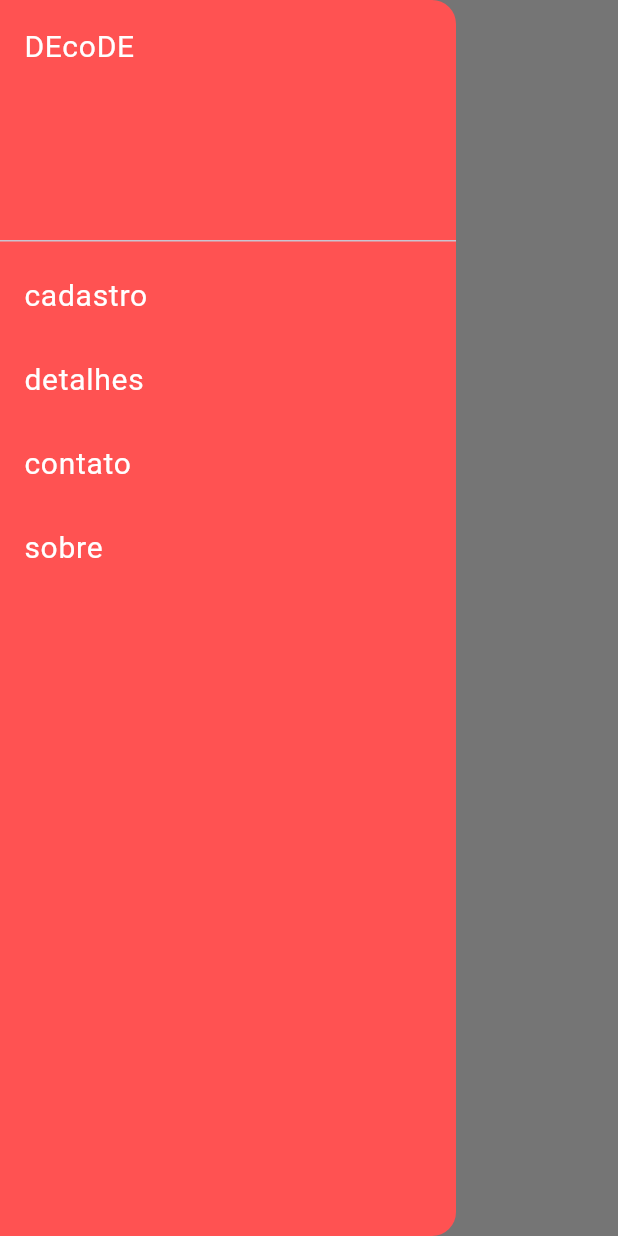
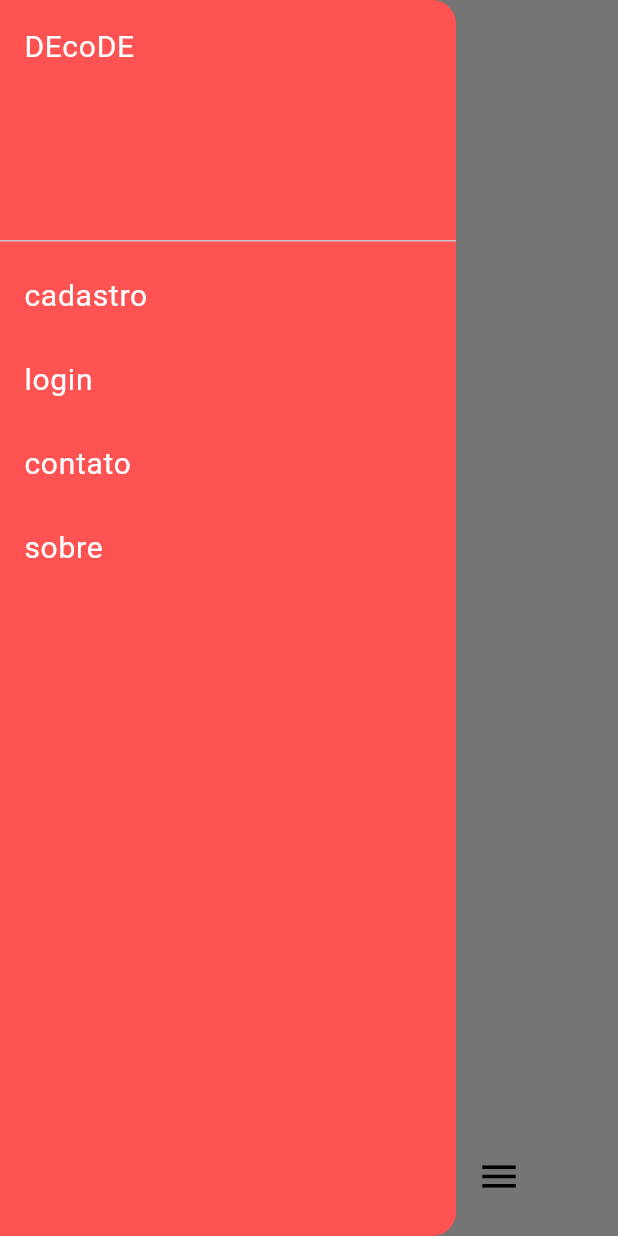
Before and after one commit to ViBurnier/Books_Vanilla_FrontEnd, a Flutter app: the screen it shows after launch, with the side drawer open, on a phone screen of 412 x 824 dp. Run offline on Flutter 3.47's test engine with Material 3 defaults, Android fonts, the phone set to English and light mode, and no system bars; missing offline and left inert: footer; network calls fail.

Commit message:
body parte 1 feita

```diff
--- a/lib/main.dart
+++ b/lib/main.dart
@@ -1,9 +1,9 @@
 import 'dart:convert';
 
 import 'package:flutter/material.dart';
+import 'package:teste/utils/my_drawer.dart';
 import 'utils/my_appBar.dart';
-import 'utils/my_drawer.dart';
-
+import 'utils/my_footer.dart';
 import 'package:http/http.dart' as http;
 
 Future<List<dynamic>> fetchBookList(String apiUrl) async {
@@ -90,8 +90,6 @@ class MyApp extends StatelessWidget {
   }
 }
 
-
-
   final String apiUrl = "http://192.168.1.3:8080/api/book/list";
   final List<String> properties = ['title', 'price', 'genre','coverImageUrl','author'];
 
@@ -103,12 +101,139 @@ class Home extends StatelessWidget {
   @override
   Widget build(BuildContext context) {
     return Scaffold(
-      appBar: MyAppBar(titulo: "DecoDe",),
+      appBar: MyAppBar(titulo: "Books Vanilla",),
+
+      body: FutureBuilder<List<Map<String, String>>>(
+
+        future: fetchAndReturnBookList(apiUrl, properties),
+
+        builder: (context, snapshot) {
+          if (snapshot.connectionState == ConnectionState.waiting) {
+            // While the future is loading, you can show a loading indicator.
+            return Center(child: CircularProgressIndicator());
+          } else if (snapshot.hasError) {
+            // Display error message if something went wrong.
+            return Center(child: Text('Error: ${snapshot.error}'));
+          } else if (!snapshot.hasData || snapshot.data!.isEmpty) {
+            // No data case.
+            return Center(child: Text('No books found.'));
+          } else {
+            // We have our list of books. Now build the grid.
+            final books = snapshot.data!;
+            return Padding(
+              padding: const EdgeInsets.symmetric(horizontal: 16.0),
+              child: GridView.builder(
+                itemCount: books.length,
+                shrinkWrap: true,
+                physics: NeverScrollableScrollPhysics(),
+                gridDelegate: SliverGridDelegateWithFixedCrossAxisCount(
+                  crossAxisCount: 2,  // number of columns
+                  crossAxisSpacing: 10,
+                  mainAxisSpacing: 10,
+                  childAspectRatio: 0.7,
+                ),
+                itemBuilder: (context, index) {
+                  var book = books[index];
+                  return BookCard(
+                    // Adjust property keys to your API response keys.
+                    title: book['title'] ?? 'No Title',
+                    author: book['author'] ?? 'No Author',
+                    imageUrl: book['coverImageUrl'] ?? 'https://encrypted-tbn0.gstatic.com/images?q=tbn:ANd9GcQPhjUyQ760_j4k4sEKfv_7ALMg84oQUpR3eg&',
+                    synopsis: book['price'] ?? 'No Synopsis',
+                  );
+                },
+              ),
+            );
+          }
+        },
+      ),
+
+      backgroundColor: Colors.white,
+      bottomNavigationBar: MyFooter(),
       drawer: MyDrawer(),
 
-      body: const Text("MAIN BODY",),
-
-      backgroundColor: Colors.white,
     );
   }
 }
+
+
+class BurguerMenu extends StatelessWidget {
+  const BurguerMenu({super.key});
+
+  @override
+  Widget build(BuildContext context) {
+    return DrawerButton();
+  }
+}
+
+
+class BookCard extends StatelessWidget {
+  final String title;
+  final String author;
+  final String imageUrl;
+  final String synopsis;
+
+  const BookCard({
+    super.key,
+    required this.title,
+    required this.author,
+    required this.imageUrl,
+    required this.synopsis,
+  });
+
+  @override
+  Widget build(BuildContext context) {
+    return Card(
+      elevation: 3,
+      child: Column(
+        crossAxisAlignment: CrossAxisAlignment.start,
+        children: [
+          // Book Image
+          Expanded(
+            child: ClipRRect(
+              borderRadius: BorderRadius.vertical(top: Radius.circular(10)),
+              child: Image.network(
+                imageUrl,
+                width: double.infinity,
+                fit: BoxFit.cover,
+                errorBuilder: (context, error, stackTrace) {
+                  // Handle image loading errors gracefully
+                  return Container(
+                    color: Colors.grey[300],
+                    child: Center(
+                      child: Icon(Icons.error, color: Colors.redAccent),
+                    ),
+                  );
+                },
+              ),
+            ),
+          ),
+          // Book Details
+          Padding(
+            padding: const EdgeInsets.all(8.0),
+            child: Text(
+              title,
+              maxLines: 2,
+              overflow: TextOverflow.ellipsis,
+              style: TextStyle(fontWeight: FontWeight.bold),
+            ),
+          ),
+          Padding(
+            padding: const EdgeInsets.symmetric(horizontal: 8.0),
+            child: Text(
+              author,
+              style: TextStyle(color: Colors.grey[700]),
+            ),
+          ),
+          Padding(padding: const EdgeInsets.symmetric(horizontal: 8.0),
+            child: Text(
+              synopsis,
+              style: TextStyle(color: Colors.grey[700]),
+            ),
+          ),
+          SizedBox(height: 8),
+        ],
+      ),
+    );
+  }
+}
--- a/lib/utils/my_appBar.dart
+++ b/lib/utils/my_appBar.dart
@@ -6,6 +6,7 @@ class MyAppBar extends StatelessWidget implements PreferredSizeWidget{
   @override
   Widget build(BuildContext context) {
     return AppBar(
+      automaticallyImplyLeading: false,
       title: Text(
         titulo,
         style: TextStyle(color: Colors.purple, fontWeight: FontWeight.bold,
--- a/lib/utils/my_drawer.dart
+++ b/lib/utils/my_drawer.dart
@@ -25,7 +25,7 @@ class MyDrawer extends StatelessWidget {
             Text("DEcoDE", style: TextStyle(color: Colors.white, fontSize: 20),),
           ),
           myListTile("cadastro", "/cadastro", context),
-          myListTile("detalhes", "/detalhes", context),
+          myListTile("login", "/login", context),
           myListTile("contato", "/contato", context),
           myListTile("sobre", "/sobre", context),
         ],
--- a/lib/utils/my_footer.dart
+++ b/lib/utils/my_footer.dart
@@ -0,0 +1,60 @@
+import 'package:flutter/material.dart';
+import 'my_drawer.dart';
+
+class MyFooter extends StatelessWidget{
+  const MyFooter({super.key});
+
+  @override
+  Widget build(BuildContext context) {
+    return BottomAppBar(
+      color: Colors.white, // Cor de fundo do BottomAppBar
+      child: Row(
+        mainAxisAlignment: MainAxisAlignment.spaceAround,
+        // Distribui os itens uniformemente
+        children: <Widget>[
+          IconButton(
+            // Cor do ícone
+            color: Colors.black,
+            // Ao passar mouse
+            hoverColor: Colors.deepPurple,
+            // Ao pressionar
+            highlightColor: Colors.white,
+            // Ícone de casa
+            icon: const Icon(Icons.home),
+            // Tamanho do ícone
+            iconSize: 30.0,
+            // Ao para o moue, mostra o text
+            tooltip: 'Página Inicial',
+            // Navegar para a página inicial.
+            onPressed: () {
+              Navigator.pushNamed(context, '/');
+            },
+          ),
+          IconButton(
+            icon: const Icon(Icons.search),
+            color: Colors.black,
+            hoverColor: Colors.deepPurple,
+            highlightColor: Colors.white,
+            iconSize: 30.0,
+            onPressed: () {
+              Navigator.pushNamed(context, '/modelo');
+            }, // onPressed
+            tooltip: 'Pesquisar',
+          ),
+          IconButton(
+            icon: const Icon(Icons.menu),
+            color: Colors.black,
+            hoverColor: Colors.deepPurple,
+            highlightColor: Colors.white,
+            iconSize: 30.0,
+            onPressed: () {
+
+              Scaffold.of(context).openDrawer();
+            }, // onPressed
+            tooltip: 'mais',
+          ),
+        ], // children
+      ), // Row
+    ); // BottomAppBar
+  }
+}
```
